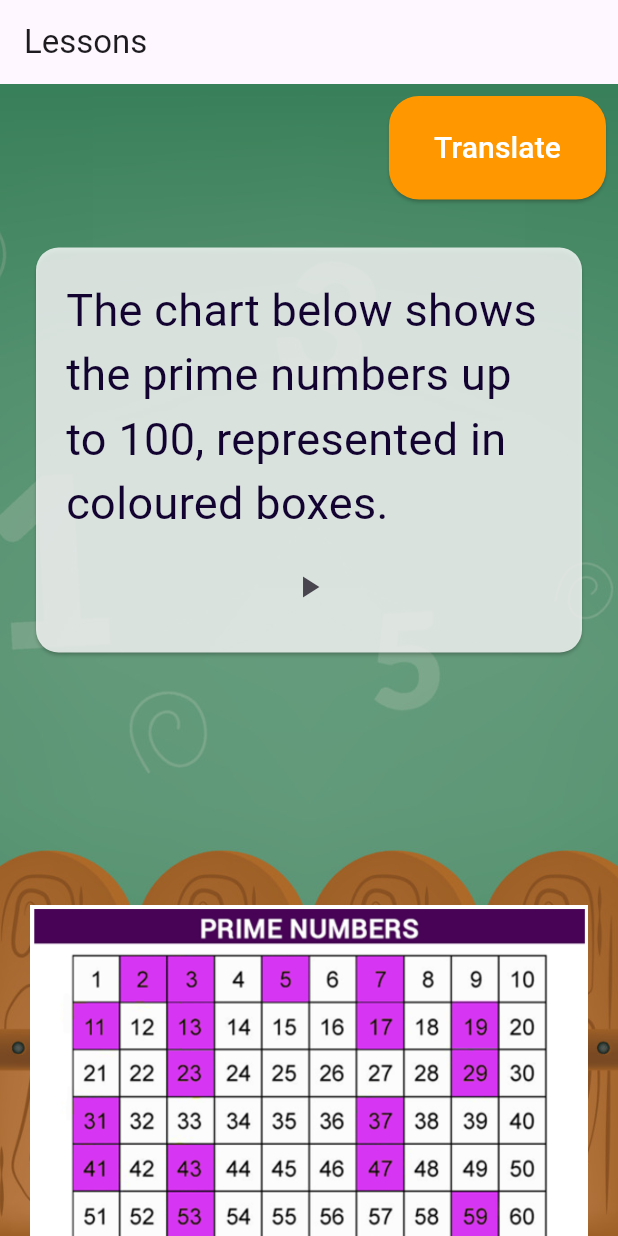
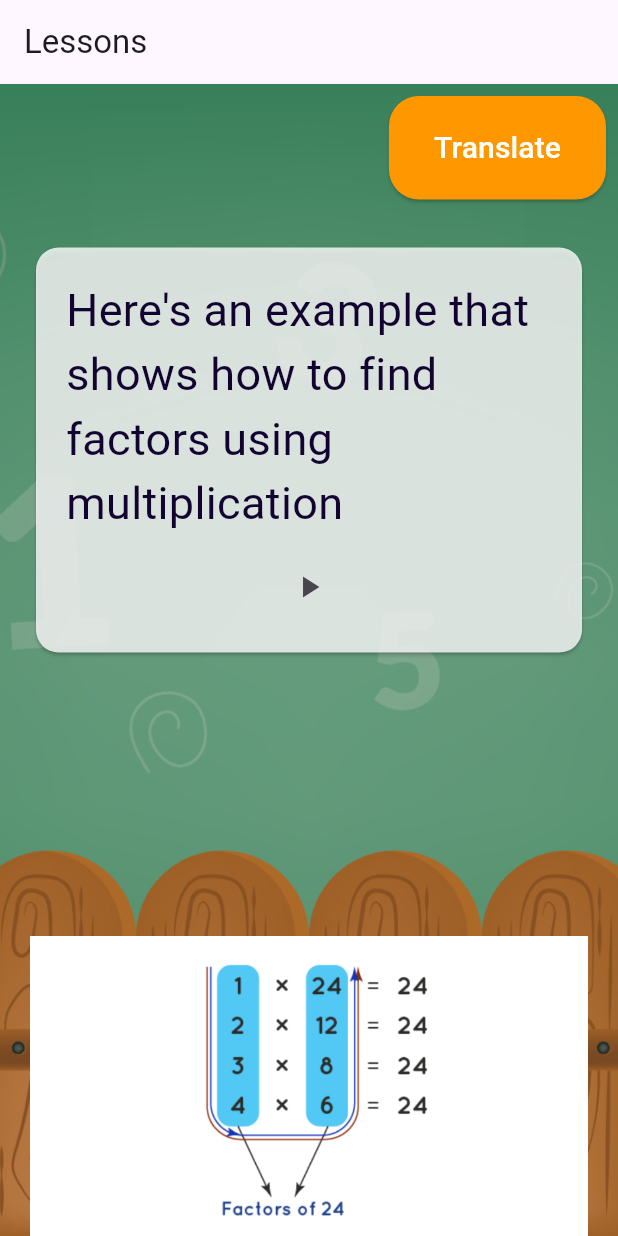
Before and after one commit to Manya7547/Num_Quest, a Flutter app: the FactorsInfoPage widget shown alone on an empty page, opened directly, swiped to page 3, on a phone screen of 412 x 824 dp. Run offline on Flutter 3.47's test engine with Material 3 defaults, Android fonts, the phone set to English and light mode, and no system bars; our stand-ins replace flip_card, flutter_tts.

Commit message:
add factors content

```diff
--- a/lib/lessons/factors_info_page.dart
+++ b/lib/lessons/factors_info_page.dart
@@ -87,8 +87,8 @@ class FactorsInfoPage extends StatelessWidget {
                       children: <Widget>[
                         Text(
                           isEnglish
-                              ? 'A prime number is always bigger than 1. The number 1 is not a prime number.\nThe number 2 is the only even prime number. All other even numbers can be divided by 2, so they are not prime.\nThe smallest prime number is 2.\nPrime numbers can’t be split evenly: If you try to split a prime number into equal groups, there will always be one left over, except when you split it into 1 group or groups of itself.'
-                              : 'Un número primo siempre es mayor que 1. El número 1 no es un número primo. El número 2 es el único número primo par. \nTodos los demás números pares se pueden dividir entre 2, por lo que no son primos.\nEl número primo más pequeño es 2. \nLos números primos no se pueden dividir en partes iguales: si intentas dividir un número primo en grupos iguales, siempre quedará uno, excepto cuando lo divides en 1 grupo o en grupos de sí mismo.',
+                              ? 'Types of Factors:\nPrime Factors - Most numbers (except square numbers) have an even number of factors. However, a prime number has only two factors – the prime number itself and the number 1. This means it only has one factor pair.\nCommon Factors - When working out the factors of two numbers, there will often be some factors which appear in both lists. We call these \'common factors\'. Factors of 18 are 1, 2, 3, 6, 9 and 18. Factors of 24 are 1, 2, 3, 4, 6, 8, 12 and 24. The common factors of 18 and 24 are 1, 2, 3 and 6.\nThe highest common factor is the common factor with the greatest value. Amongst the common factors of 18 and 24, the highest number is 6 so 6 is the highest common factor of these two numbers.'
+                              : 'Tipos de Factores: \nFactores Primos - La mayoría de los números (excepto los números cuadrados) tienen un número par de factores. Sin embargo, un número primo solo tiene dos factores: el propio número primo y el número 1. Esto significa que solo tiene un par de factores.\nUn factor primo es simplemente un factor que también es un número primo. Es un número mayor que 1 que no puede ser dividido exactamente por ningún número excepto por sí mismo o por 1.\nFactores Comunes Al calcular los factores de dos números, a menudo habrá algunos factores que aparezcan en ambas listas. A estos los llamamos \'factores comunes\'. Los factores de 18 son 1, 2, 3, 6, 9 y 18. Los factores de 24 son 1, 2, 3, 4, 6, 8, 12 y 24. Los factores comunes de 18 y 24 son 1, 2, 3 y 6. \nEl factor común más alto es el factor común con el mayor valor. Entre los factores comunes de 18 y 24, el número más alto es 6, por lo que 6 es el factor común más alto de estos dos números. ',
                           style: TextStyle(
                             fontSize: 30,
                             color: Color.fromARGB(255, 18, 3, 48),
@@ -101,17 +101,15 @@ class FactorsInfoPage extends StatelessWidget {
                           onPressed: () {
                             isEnglish
                                 ? speakText(
-                                    'A prime number is always bigger than 1. The number 1 is not a prime number. The number 2 is the only even prime number. All other even numbers can be divided by 2, so they are not prime. The smallest prime number is 2. Prime numbers can’t be split evenly: If you try to split a prime number into equal groups, there will always be one left over, except when you split it into 1 group or groups of itself.')
+                                    'Types of Factors:\nPrime Factors - Most numbers (except square numbers) have an even number of factors. However, a prime number has only two factors – the prime number itself and the number 1. This means it only has one factor pair.\nCommon Factors - When working out the factors of two numbers, there will often be some factors which appear in both lists. We call these \'common factors\'. Factors of 18 are 1, 2, 3, 6, 9 and 18. Factors of 24 are 1, 2, 3, 4, 6, 8, 12 and 24. The common factors of 18 and 24 are 1, 2, 3 and 6.\nThe highest common factor is the common factor with the greatest value. Amongst the common factors of 18 and 24, the highest number is 6 so 6 is the highest common factor of these two numbers.')
                                 : speakTextSpanish(
-                                    'Un número primo siempre es mayor que 1. El número 1 no es un número primo. El número 2 es el único número primo par. Todos los demás números pares se pueden dividir entre 2, por lo que no son primos. El número primo más pequeño es 2. Los números primos no se pueden dividir en partes iguales: si intentas dividir un número primo en grupos iguales, siempre quedará uno, excepto cuando lo divides en 1 grupo o en grupos de sí mismo.');
+                                    'Tipos de Factores: \nFactores Primos - La mayoría de los números (excepto los números cuadrados) tienen un número par de factores. Sin embargo, un número primo solo tiene dos factores: el propio número primo y el número 1. Esto significa que solo tiene un par de factores.\nUn factor primo es simplemente un factor que también es un número primo. Es un número mayor que 1 que no puede ser dividido exactamente por ningún número excepto por sí mismo o por 1.\nFactores Comunes Al calcular los factores de dos números, a menudo habrá algunos factores que aparezcan en ambas listas. A estos los llamamos \'factores comunes\'. Los factores de 18 son 1, 2, 3, 6, 9 y 18. Los factores de 24 son 1, 2, 3, 4, 6, 8, 12 y 24. Los factores comunes de 18 y 24 son 1, 2, 3 y 6. \nEl factor común más alto es el factor común con el mayor valor. Entre los factores comunes de 18 y 24, el número más alto es 6, por lo que 6 es el factor común más alto de estos dos números.');
                           },
                         ),
                       ],
                     ),
                   ),
                 ),
-                SizedBox(height: 10),
-                Image.asset('assets/prime2.png', height: 400),
               ],
             ),
         // Third Page Content
@@ -131,8 +129,8 @@ class FactorsInfoPage extends StatelessWidget {
                       children: <Widget>[
                         Text(
                           isEnglish
-                              ? 'The chart below shows the prime numbers up to 100, represented in coloured boxes.'
-                              : 'El cuadro de abajo muestra los números primos hasta 100, representados en cuadros de colores.',
+                              ? 'Here\'s an example that shows how to find factors using multiplication'
+                              : 'Aquí hay un ejemplo que muestra cómo encontrar factores usando la multiplicación.',
                           style: TextStyle(
                             fontSize: 30,
                             color: Color.fromARGB(255, 18, 3, 48),
@@ -144,17 +142,17 @@ class FactorsInfoPage extends StatelessWidget {
                           onPressed: () {
                             isEnglish
                                 ? speakText(
-                                    'The chart below shows the prime numbers up to 100, represented in coloured boxes.')
+                                    'Here\'s an example that shows how to find factors using multiplication')
                                 : speakTextSpanish(
-                                    'El cuadro de abajo muestra los números primos hasta 100, representados en cuadros de colores.');
+                                    'Aquí hay un ejemplo que muestra cómo encontrar factores usando la multiplicación.');
                           },
                         ),
                       ],
                     ),
                   ),
                 ),
-                SizedBox(height: 40),
-                Image.asset('assets/prime3.png', height: 600),
+                SizedBox(height: 10),
+                Image.asset('assets/factors3.png', height: 600),
               ],
             ),
         // Fourth Page Content
```
Also changed, not shown: assets/factors3.png (added).
